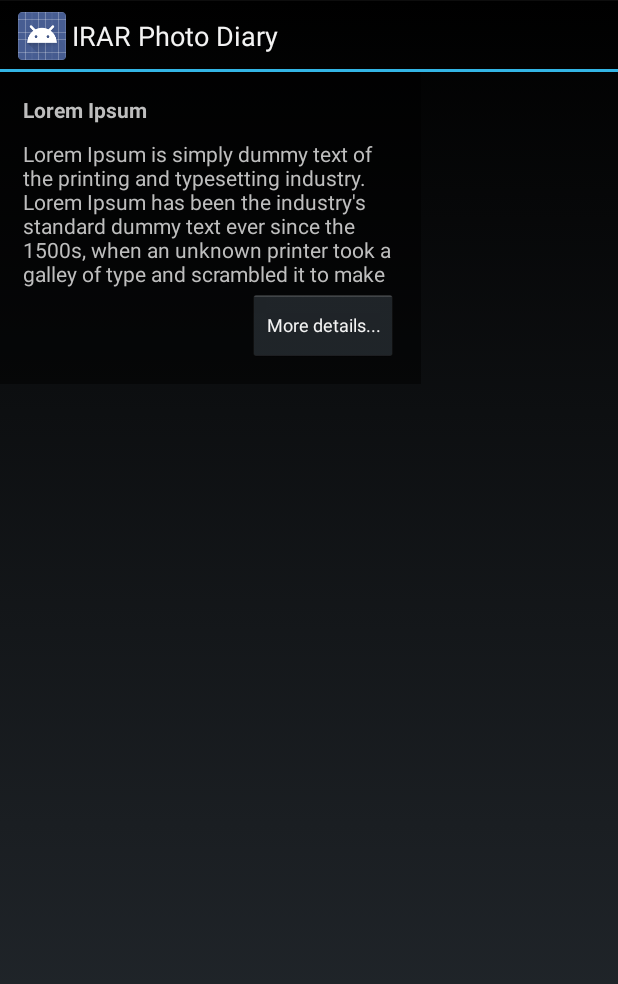
After one commit to kfwong/IRARPhotoDiary, an Android app: the layout beyondar_object_view.xml on its own in the app's theme, with its tools: preview values and no code run, on a phone screen of 412 x 824 dp. The commit adds this screen. Shown: the top 984 px of the screen. Run offline under Robolectric (Android 15) with nearby library versions, the light colour scheme and no system bars.

Commit message:
Able to show overlay and image on AR view. YAY

```diff
--- /dev/null
+++ b/app/src/main/res/layout/beyondar_object_view.xml
@@ -0,0 +1,34 @@
+<?xml version="1.0" encoding="utf-8"?>
+<LinearLayout xmlns:android="http://schemas.android.com/apk/res/android"
+    android:layout_width="wrap_content"
+    android:layout_height="wrap_content"
+    android:orientation="vertical"
+    android:background="#80000000"
+    android:scaleType="matrix"
+    android:padding="15dp">
+
+    <TextView
+        android:id="@+id/titleTextView"
+        android:layout_width="wrap_content"
+        android:layout_height="wrap_content"
+        android:text="Lorem Ipsum"
+        android:singleLine="true"
+        android:layout_marginBottom="10dp"
+        android:textStyle="bold" />
+
+    <TextView
+        android:layout_width="250dp"
+        android:layout_height="100dp"
+        android:textAppearance="?android:attr/textAppearanceSmall"
+        android:text="Lorem Ipsum is simply dummy text of the printing and typesetting industry. Lorem Ipsum has been the industry&apos;s standard dummy text ever since the 1500s, when an unknown printer took a galley of type and scrambled it to make a type specimen book."
+        android:id="@+id/descriptionTextView" />
+
+    <Button
+        android:text="More details..."
+        android:id="@+id/button"
+        android:layout_width="wrap_content"
+        android:layout_height="wrap_content"
+        android:textSize="12sp"
+        android:layout_gravity="right" />
+
+</LinearLayout>
```
Also changed, not shown: app/src/main/java/nyp/fypj/irarphotodiary/activity/ARActivity.java (+70 -2 lines).
